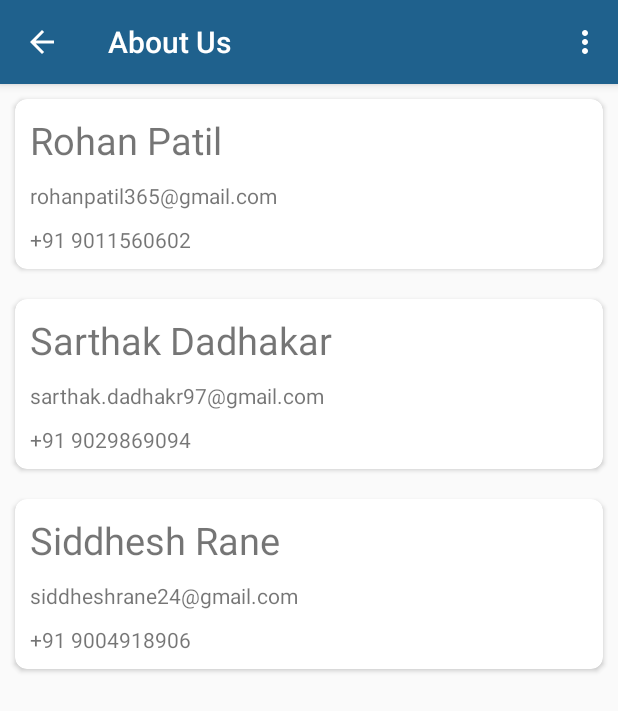
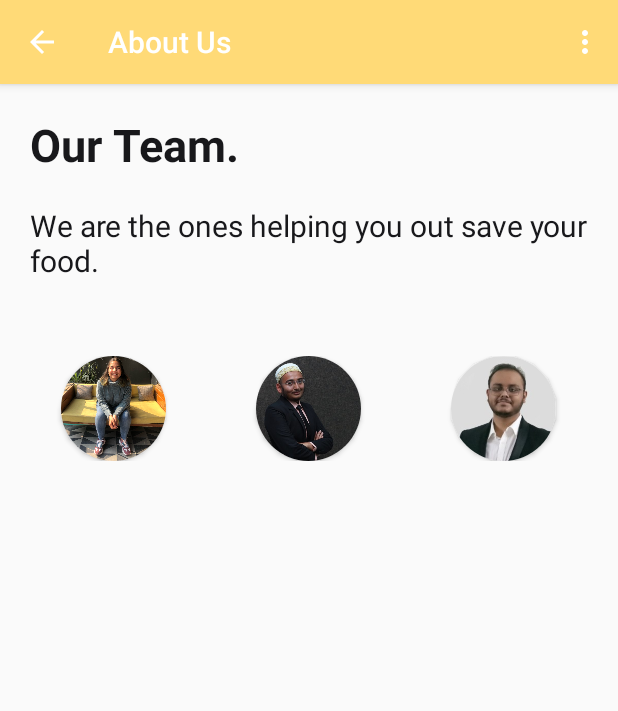
Before and after one commit to msriv/Digital-Pantry, an Android app: the AboutUs screen opened directly, with no data from a screen before it, on a phone screen of 412 x 824 dp. Shown: the top 711 px of the screen. Run offline under Robolectric (Android 15) with nearby library versions, the phone set to English and light mode, and no system bars.

Commit message:
UI improvement activity_about_us.xml and activity_feedback.xml

```diff
--- a/app/src/main/java/com/recipe/project/AboutUs.java
+++ b/app/src/main/java/com/recipe/project/AboutUs.java
@@ -1,11 +1,15 @@
 package com.recipe.project;
 
+import android.content.ActivityNotFoundException;
 import android.content.Intent;
+import android.net.Uri;
 import android.os.Bundle;
 import android.view.Menu;
 import android.view.MenuItem;
+import android.view.View;
 
 import androidx.appcompat.app.AppCompatActivity;
+import androidx.cardview.widget.CardView;
 
 public class AboutUs extends AppCompatActivity {
 
@@ -14,6 +18,65 @@ public class AboutUs extends AppCompatActivity {
         super.onCreate(savedInstanceState);
         setContentView(R.layout.activity_about_us);
         getSupportActionBar().setDisplayHomeAsUpEnabled(true);
+
+        CardView cardViewMihir;
+        CardView cardViewHatim;
+        CardView cardViewAvi;
+
+        cardViewAvi = findViewById(R.id.imageCardAvi);
+        cardViewHatim = findViewById(R.id.imageCardHatim);
+        cardViewMihir = findViewById(R.id.imageCardMihir);
+        String baseUrl = "https://www.linkedin.com/in/";
+
+        cardViewAvi.setOnClickListener(new View.OnClickListener() {
+            @Override
+            public void onClick(View view) {
+                String finalUrl = baseUrl.concat("avichoukhany");
+                Intent intent = new Intent(Intent.ACTION_VIEW, Uri.parse(finalUrl));
+                intent.addFlags(Intent.FLAG_ACTIVITY_NEW_TASK);
+                intent.setPackage("com.android.chrome");
+                try {
+                    view.getContext().startActivity(intent);
+                } catch (ActivityNotFoundException ex) {
+                    // Chrome browser presumably not installed so allow user to choose instead
+                    intent.setPackage(null);
+                    view.getContext().startActivity(intent);
+                }
+            }
+        });
+        cardViewHatim.setOnClickListener(new View.OnClickListener() {
+            @Override
+            public void onClick(View view) {
+                String finalUrl = baseUrl.concat("hatim-nomani");
+                Intent intent = new Intent(Intent.ACTION_VIEW, Uri.parse(finalUrl));
+                intent.addFlags(Intent.FLAG_ACTIVITY_NEW_TASK);
+                intent.setPackage("com.android.chrome");
+                try {
+                    view.getContext().startActivity(intent);
+                } catch (ActivityNotFoundException ex) {
+                    // Chrome browser presumably not installed so allow user to choose instead
+                    intent.setPackage(null);
+                    view.getContext().startActivity(intent);
+                }
+            }
+        });
+        cardViewMihir.setOnClickListener(new View.OnClickListener() {
+            @Override
+            public void onClick(View view) {
+                String finalUrl = baseUrl.concat("mihir-srivastava");
+                Intent intent = new Intent(Intent.ACTION_VIEW, Uri.parse(finalUrl));
+                intent.addFlags(Intent.FLAG_ACTIVITY_NEW_TASK);
+                intent.setPackage("com.android.chrome");
+                try {
+                    view.getContext().startActivity(intent);
+                } catch (ActivityNotFoundException ex) {
+                    // Chrome browser presumably not installed so allow user to choose instead
+                    intent.setPackage(null);
+                    view.getContext().startActivity(intent);
+                }
+            }
+        });
+
     }
 
     @Override
--- a/app/src/main/res/layout/activity_about_us.xml
+++ b/app/src/main/res/layout/activity_about_us.xml
@@ -1,121 +1,88 @@
 <?xml version="1.0" encoding="utf-8"?>
-<ScrollView android:layout_height="match_parent"
+<ScrollView xmlns:app="http://schemas.android.com/apk/res-auto"
+    android:layout_height="match_parent"
     android:layout_width="match_parent"
     xmlns:android="http://schemas.android.com/apk/res/android">
 
-    <LinearLayout xmlns:android="http://schemas.android.com/apk/res/android"
-        xmlns:app="http://schemas.android.com/apk/res-auto"
-        xmlns:tools="http://schemas.android.com/tools"
-        android:layout_width="match_parent"
-        android:layout_height="match_parent"
-        android:orientation="vertical"
-        tools:context="com.pchef.cc.personalchef.AboutUs">
-
-        <androidx.cardview.widget.CardView
-            app:cardCornerRadius="8dp"
-            android:layout_margin="10dp"
-            android:layout_width="match_parent"
-            android:layout_height="wrap_content">
-
     <LinearLayout
         android:layout_width="match_parent"
-                android:layout_height="match_parent"
-                android:orientation="vertical"
-                android:padding="10dp">
+        android:layout_height="wrap_content"
+        android:orientation="vertical">
 
         <TextView
             android:layout_width="match_parent"
             android:layout_height="wrap_content"
-                    android:text="Rohan Patil"
-                    android:textSize="25sp"
-
-                    />
+            android:padding="20dp"
+            android:text="Our Team."
+            android:textColor="@color/black"
+            android:textSize="30sp"
+            android:textStyle="bold" />
 
         <TextView
             android:layout_width="match_parent"
             android:layout_height="wrap_content"
-                    android:layout_marginTop="10dp"
-                    android:text="rohanpatil365@gmail.com" />
+            android:text="We are the ones helping you out save your food."
+            android:textSize="20sp"
+            android:paddingHorizontal="20dp"
+            android:textColor="@color/black" />
 
-                <TextView
+        <LinearLayout
             android:layout_width="match_parent"
             android:layout_height="wrap_content"
-                    android:layout_marginTop="10dp"
-                    android:text="+91 9011560602" />
-            </LinearLayout>
+            android:orientation="horizontal"
+            android:gravity="center"
+            android:layout_marginTop="50dp">
+
+            <androidx.cardview.widget.CardView
+                android:id="@+id/imageCardAvi"
+                android:layout_width="wrap_content"
+                android:layout_height="wrap_content"
+                app:cardCornerRadius="150px"
+                android:layout_marginHorizontal="30dp">
+
+                <androidx.appcompat.widget.AppCompatImageView
+                    android:layout_width="70dp"
+                    android:layout_height="70dp"
+                    android:src="@drawable/avi"
+
+                    />
 
             </androidx.cardview.widget.CardView>
 
             <androidx.cardview.widget.CardView
-            app:cardCornerRadius="8dp"
-            android:layout_margin="10dp"
-            android:layout_width="match_parent"
-            android:layout_height="wrap_content">
+                android:id="@+id/imageCardHatim"
+                android:layout_width="wrap_content"
+                android:layout_height="wrap_content"
+                app:cardCornerRadius="150px"
+                android:layout_marginHorizontal="30dp">
 
-            <LinearLayout
-                android:layout_width="match_parent"
-                android:layout_height="match_parent"
-                android:orientation="vertical"
-                android:padding="10dp">
-
-                <TextView
-                    android:layout_width="match_parent"
-                    android:layout_height="wrap_content"
-                    android:text="Sarthak Dadhakar"
-                    android:textSize="25sp"
+                <androidx.appcompat.widget.AppCompatImageView
+                    android:layout_width="70dp"
+                    android:layout_height="70dp"
+                    android:src="@drawable/hatim"
 
                     />
-
-                <TextView
-                    android:layout_width="match_parent"
-                    android:layout_height="wrap_content"
-                    android:layout_marginTop="10dp"
-                    android:text="sarthak.dadhakr97@gmail.com" />
-
-                <TextView
-                    android:layout_width="match_parent"
-                    android:layout_height="wrap_content"
-                    android:layout_marginTop="10dp"
-                    android:text="+91 9029869094" />
-            </LinearLayout>
 
             </androidx.cardview.widget.CardView>
 
             <androidx.cardview.widget.CardView
-            app:cardCornerRadius="8dp"
-            android:layout_margin="10dp"
-            android:layout_width="match_parent"
-            android:layout_height="wrap_content">
+                android:id="@+id/imageCardMihir"
+                android:layout_width="wrap_content"
+                android:layout_height="wrap_content"
+                android:layout_marginHorizontal="30dp"
+                app:cardCornerRadius="150px">
 
-            <LinearLayout
-                android:layout_width="match_parent"
-                android:layout_height="match_parent"
-                android:orientation="vertical"
-                android:padding="10dp">
-
-                <TextView
-                    android:layout_width="match_parent"
-                    android:layout_height="wrap_content"
-                    android:text="Siddhesh Rane"
-                    android:textSize="25sp"
+                <androidx.appcompat.widget.AppCompatImageView
+                    android:layout_width="70dp"
+                    android:layout_height="70dp"
+                    android:src="@drawable/mihir"
 
                     />
-
-                <TextView
-                    android:layout_width="match_parent"
-                    android:layout_height="wrap_content"
-                    android:layout_marginTop="10dp"
-                    android:text="siddheshrane24@gmail.com" />
-
-                <TextView
-                    android:layout_width="match_parent"
-                    android:layout_height="wrap_content"
-                    android:layout_marginTop="10dp"
-                    android:text="+91 9004918906" />
-            </LinearLayout>
 
             </androidx.cardview.widget.CardView>
 
         </LinearLayout>
 
+    </LinearLayout>
+
 </ScrollView>
--- a/app/src/main/res/values/colors.xml
+++ b/app/src/main/res/values/colors.xml
@@ -1,18 +1,18 @@
 <?xml version="1.0" encoding="utf-8"?>
 <resources>
-    <color name="colorPrimary">#3F51B5</color>
-    <color name="colorPrimaryDark">#303F9F</color>
-    <color name="colorAccent">#FF4081</color>
-    <color name="primary">#1F618D</color>
-    <color name="primary_dark">#154360</color>
+    <color name="colorPrimary">#ffda77</color>
+    <color name="colorPrimaryDark">#ffa45b</color>
+    <color name="colorAccent">#aee6e6</color>
+    <color name="primary">#ffda77</color>
+    <color name="primary_dark">#ffa45b</color>
     <color name="primary_light">#5499C7</color>
-    <color name="accent">#FF4081</color>
-    <color name="primary_text">#212121</color>
+    <color name="accent">#aee6e6</color>
+    <color name="primary_text">#18181B</color>
     <color name="secondary_text">#757575</color>
     <color name="icons">#FFFFFF</color>
     <color name="divider">#BDBDBD</color>
     <color name="purple_200">#EA96F8</color>
     <color name="purple_700">#590867</color>
-    <color name="black">#000</color>
-    <color name="teal_200">#6EFFF1</color>
+    <color name="black">#18181B</color>
+    <color name="teal_200">#99F6E4</color>
 </resources>
```
Also changed, not shown: app/src/main/res/layout/activity_feedback.xml (+21 -15 lines), app/src/main/res/drawable/avi.jpeg (added), app/src/main/res/drawable/hatim.jpeg (added), app/src/main/res/drawable/mihir.jpeg (added). Lines whose indentation alone changed are shown as unchanged.
